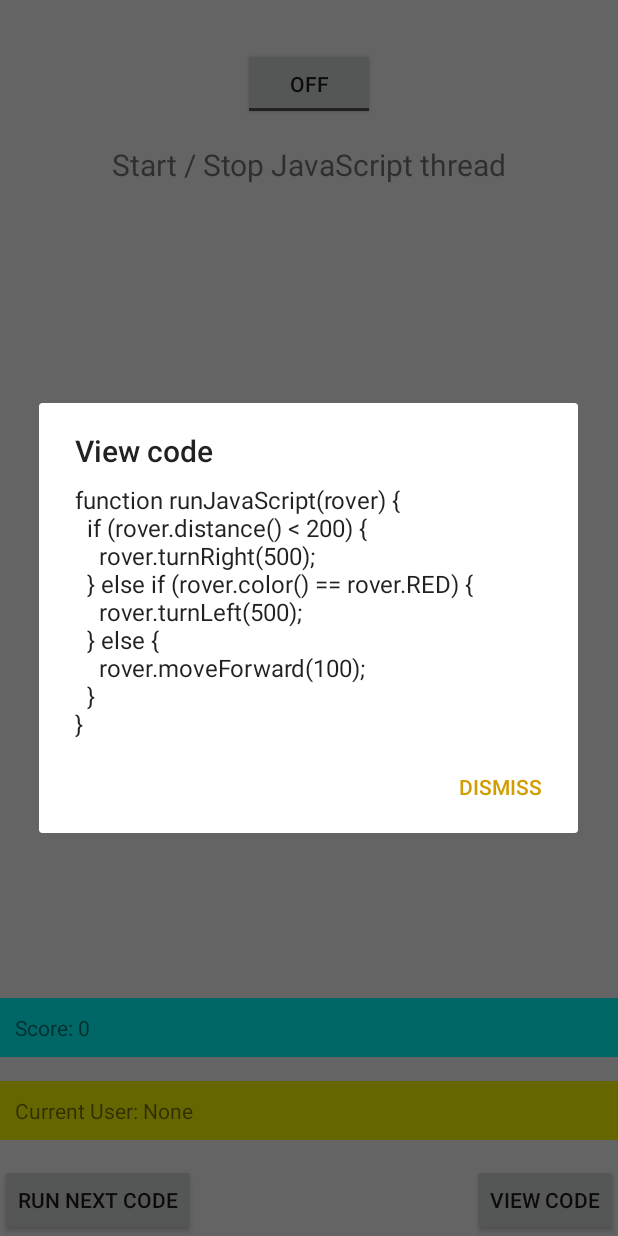
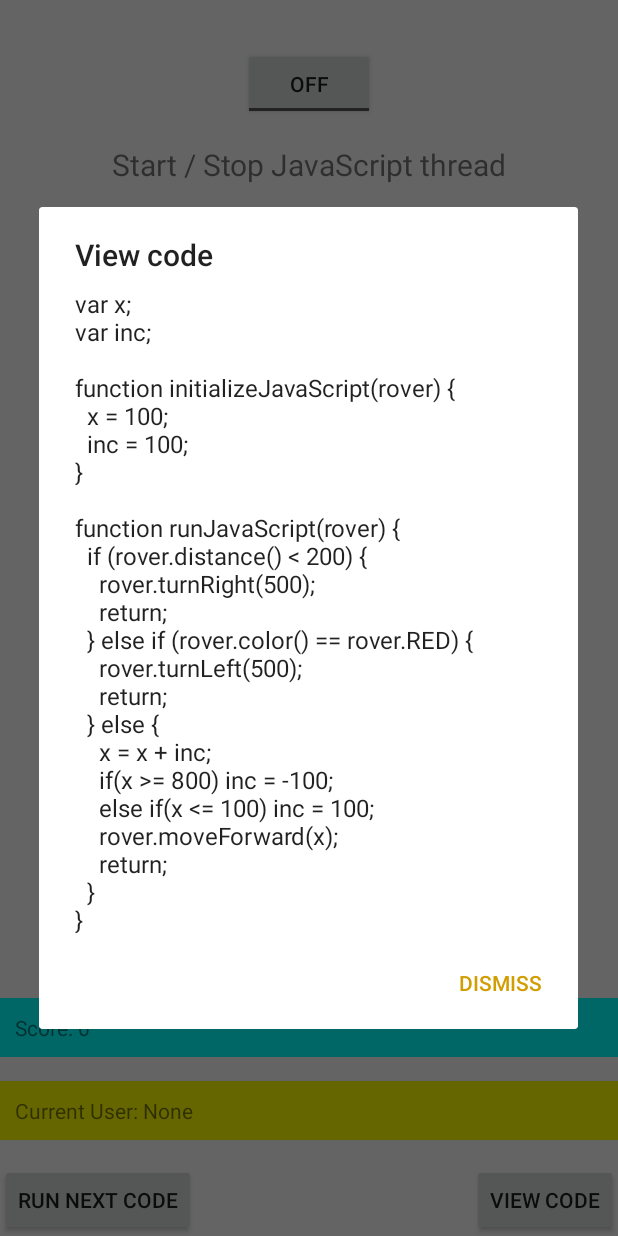
Before and after one commit to nkasenides/RoverCoder, an Android app: the screen it shows after launch (MainActivity), after a tap on "VIEW CODE", on a phone screen of 412 x 824 dp. Run offline under Robolectric (Android 15) with nearby library versions, the phone set to English and light mode, and no system bars; our stand-ins replace Volley; libraries missing offline, so code that uses them is left out: robutev3.android, robutev3.core; network calls fail; 6 statements that could not run were skipped.

Commit message:
Added support for '/init' function. Also edited the default JAVASCRIPT code to demonstrate that it works. It appears that Rhino preserves the variable values with no special code needed.

```diff
--- a/android/app/src/main/java/io/github/nearchos/rovercoder/MainActivity.java
+++ b/android/app/src/main/java/io/github/nearchos/rovercoder/MainActivity.java
@@ -8,7 +8,6 @@ import android.bluetooth.BluetoothDevice;
 import android.content.BroadcastReceiver;
 import android.content.ComponentName;
 import android.content.Context;
-import android.content.DialogInterface;
 import android.content.Intent;
 import android.content.IntentFilter;
 import android.content.ServiceConnection;
@@ -19,15 +18,12 @@ import android.view.View;
 import android.view.Window;
 import android.view.WindowManager;
 import android.widget.Button;
-import android.widget.ProgressBar;
 import android.widget.TextView;
 import android.widget.Toast;
 import android.widget.ToggleButton;
 
 import com.android.volley.Request;
 import com.android.volley.RequestQueue;
-import com.android.volley.Response;
-import com.android.volley.VolleyError;
 import com.android.volley.toolbox.StringRequest;
 import com.android.volley.toolbox.Volley;
 import com.google.gson.Gson;
@@ -302,19 +298,35 @@ public class MainActivity extends AppCompatActivity implements RoverCoderInterfa
     };
 
     public static final String JAVASCRIPT_CODE =
+                    "var x;\n" +
+                    "var inc;\n" +
+                    "\n" +
+                    "function initializeJavaScript(rover) {\n" +
+                    "  x = 100;\n" +
+                    "  inc = 100;\n" +
+                    "}\n" +
+                    "\n" +
                     "function runJavaScript(rover) {\n" +
                     "  if (rover.distance() < 200) {\n" +
                     "    rover.turnRight(500);\n" +
+                    "    return;\n" +
                     "  } else if (rover.color() == rover.RED) {\n" +
                     "    rover.turnLeft(500);\n" +
+                    "    return;\n" +
                     "  } else {\n" +
-                    "    rover.moveForward(100);\n" +
+                    "    x = x + inc;\n" +
+                    "    if(x >= 800) inc = -100;\n" +
+                    "    else if(x <= 100) inc = 100;\n" +
+                    "    rover.moveForward(x);\n" +
+                    "    return;\n" +
                     "  }\n" +
                     "}";
 
+    public static final String INIT_FUNCTION = "initializeJavaScript";
     public static final String RUN_FUNCTION = "runJavaScript";
 
-    private org.mozilla.javascript.Function function = null;
+    private org.mozilla.javascript.Function initFunction = null;
+    private org.mozilla.javascript.Function runFunction = null;
 
     private org.mozilla.javascript.Context rhinoContext;
     private org.mozilla.javascript.ScriptableObject scope;
@@ -331,12 +343,21 @@ public class MainActivity extends AppCompatActivity implements RoverCoderInterfa
         this.javaScriptCode = javascriptCode;
         this.score = 0;
         rhinoContext.evaluateString(scope, javascriptCode, RUN_FUNCTION, 1, null);
-        function = (org.mozilla.javascript.Function) scope.get(RUN_FUNCTION, scope);
+        initFunction = (org.mozilla.javascript.Function) scope.get(INIT_FUNCTION, scope);
+        final RoverCoderInterface roverCoderInterface = this;
+        initFunction.call(
+                org.mozilla.javascript.Context.enter(),
+                org.mozilla.javascript.Context.enter().initStandardObjects(),
+                org.mozilla.javascript.Context.enter().initStandardObjects(),
+                new Object[] {roverCoderInterface}
+        );
+        runFunction = (org.mozilla.javascript.Function) scope.get(RUN_FUNCTION, scope);
     }
 
     public void stopJavaScript() {
         org.mozilla.javascript.Context.exit();
-        function = null;
+        initFunction = null;
+        runFunction = null;
     }
 
     private int score = 0;
@@ -345,10 +366,10 @@ public class MainActivity extends AppCompatActivity implements RoverCoderInterfa
 
         final RoverCoderInterface roverCoderInterface = this;
 
-        if(started && function != null) {
+        if(started && runFunction != null) {
             Log.d(TAG, "Running JS code ...");
             brickService.brick().light().green().pulse();
-            function.call(
+            runFunction.call(
                     org.mozilla.javascript.Context.enter(),
                     org.mozilla.javascript.Context.enter().initStandardObjects(),
                     org.mozilla.javascript.Context.enter().initStandardObjects(),
@@ -361,19 +382,9 @@ public class MainActivity extends AppCompatActivity implements RoverCoderInterfa
         }
     };
 
-//    public Button getRunNextCodeButton() {
-//        return runNextCodeButton;
-//    }
-//
-//    public Button getStopCodeButton() {
-//        return stopCodeButton;
-//    }
-
     // Request a string response from the provided URL.
     private final StringRequest stringRequest = new StringRequest(Request.Method.GET, APIConstants.GET_NEXT_CODE_URL,
-            new Response.Listener<String>() {
-                @Override
-                public void onResponse(String jsonResponse) {
+            jsonResponse -> {
                 final com.panickapps.response.Response responseJsonObject = new Gson().fromJson(jsonResponse, com.panickapps.response.Response.class);
 
                 if (responseJsonObject.getData() != null) {
@@ -381,18 +392,12 @@ public class MainActivity extends AppCompatActivity implements RoverCoderInterfa
                         String code = responseJsonObject.getData().getAsJsonObject("code").get("code").getAsString();
                         Log.d(MainActivity.TAG, code);
                         setJavaScript(code);
-//                            updateRoverState(true);
                         currentUserTextView.setText(getString(R.string.Current_User, responseJsonObject.getData().getAsJsonObject("code").get("playerName").getAsString()));
 
                     }
                 }
                 Toast.makeText(MainActivity.this, responseJsonObject.getMessage(), Toast.LENGTH_LONG).show();
-                }
-            }, new Response.ErrorListener() {
-                @Override
-                public void onErrorResponse(VolleyError error) {
-                    Toast.makeText(MainActivity.this, "I/O Error: " + error, Toast.LENGTH_SHORT).show();
-                }
-            }
+            },
+            error -> Toast.makeText(MainActivity.this, "I/O Error: " + error, Toast.LENGTH_SHORT).show()
     );
 }
```
Lines whose indentation alone changed are shown as unchanged.
